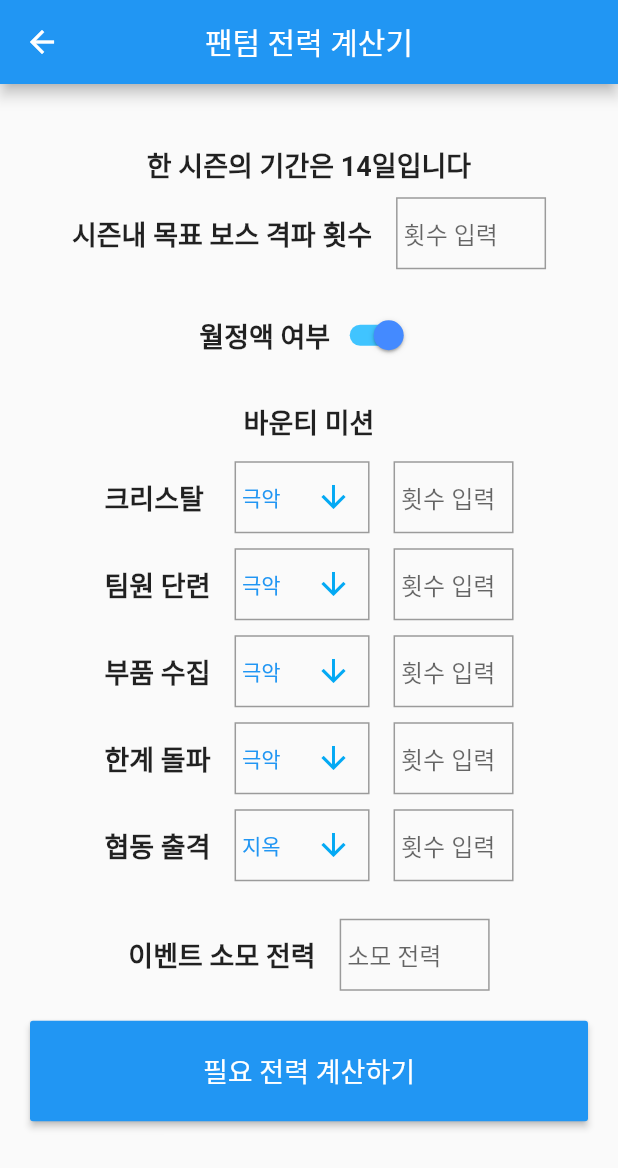
After one commit to Abalcon/gcg-expected-damage, a Flutter app: the screen it shows after launch, after a tap on "팬텀 전력 계산기", on a phone screen of 412 x 824 dp. The commit adds this screen. Shown: the top 1168 px of the screen. Run offline on Flutter 3.47's test engine with Material 2 defaults, Android fonts, the phone set to English and light mode, and no system bars.

Commit message:
Add required charge for phantom vanguard

```diff
--- /dev/null
+++ b/lib/batteryCalculator.dart
@@ -0,0 +1,424 @@
+import 'package:flutter/material.dart';
+import 'common.dart';
+
+class BatteryCalculator extends StatelessWidget {
+  @override
+  Widget build(BuildContext context) {
+    return Scaffold(
+      appBar: AppBar(
+        centerTitle: true,
+        title: Text("팬텀 전력 계산기"),
+      ),
+      body: BatteryCalculatorForm(),
+    );
+  }
+}
+
+class BatteryCalculatorForm extends StatefulWidget {
+  @override
+  BatteryCalculatorFormState createState() {
+    return BatteryCalculatorFormState();
+  }
+}
+
+class BatteryCalculatorFormState extends State<BatteryCalculatorForm> {
+  final _formKey = GlobalKey<FormState>();
+  TextEditingController _phantomNumber = new TextEditingController();
+  TextEditingController _crystalNumber = new TextEditingController();
+  TextEditingController _crystalDifficulty = TextEditingController(text: '극악');
+  TextEditingController _unitNumber = new TextEditingController();
+  TextEditingController _unitDifficulty = TextEditingController(text: '극악');
+  TextEditingController _weaponNumber = new TextEditingController();
+  TextEditingController _weaponDifficulty = TextEditingController(text: '극악');
+  TextEditingController _limitNumber = new TextEditingController();
+  TextEditingController _limitDifficulty = TextEditingController(text: '극악');
+  TextEditingController _coopNumber = new TextEditingController();
+  TextEditingController _coopDifficulty = TextEditingController(text: '지옥');
+  TextEditingController _eventController = new TextEditingController();
+
+  final divider = Divider(
+    color: Colors.transparent,
+    height: 20,
+    thickness: 2,
+    indent: 100,
+    endIndent: 100,
+  );
+
+  // 기본 사용 가능 전력: 240 + 30 + 30 + 20 + 60
+  final int basicCharge = 380;
+  final int monthlyDailyCharge = 30;
+  bool haveMonthlyPass = true;
+  // 팬텀은 보스까지만 잡고 철수를 가정
+  final int seasonLength = 14;
+  final int phantomEasy = 18;
+  final int phantomNormal = 24;
+  final int phantomHard = 36;
+  // 하루에 필요한 충전량 (렙업은 반영하지 않았음)
+  double dailyRequiredCharge;
+
+  Widget showDailyRequiredCharge() {
+    if (dailyRequiredCharge == null)
+      return Text('');
+
+    if (dailyRequiredCharge > 0) {
+      String additionalNote = '';
+      if (dailyRequiredCharge > 2100)
+        additionalNote = '20충으로도 채울 수 없는 엄청난 양입니다! 전지 괜찮아요?';
+      else if (dailyRequiredCharge > 900) {
+        var offset = dailyRequiredCharge - 900;
+        var requiredTwentyChargeDays = (offset * seasonLength / 1200).ceil();
+        additionalNote = '20충은 총 $requiredTwentyChargeDays일 필요하며, 나머지는 10충 이내로 하면 됩니다';
+      }
+      else if (dailyRequiredCharge > 120 && dailyRequiredCharge < 900) {
+        var offset = dailyRequiredCharge - 120;
+        var requiredTenChargeDays = (offset * seasonLength / 780).ceil();
+        additionalNote = '10충은 총 $requiredTenChargeDays일 필요하며, 나머지는 2충하면 됩니다';
+      }
+      else
+        additionalNote = '하루 2충으로 충분합니다';
+
+      return Column(
+        children: [
+          Text(
+            '하루에 필요한 충전량은 ${dailyRequiredCharge.ceil()} 입니다',
+            style: TextStyle(
+              fontWeight: FontWeight.bold,
+              fontSize: 18,
+            )
+          ),
+          Text(
+            additionalNote,
+            style: TextStyle(
+              fontWeight: FontWeight.bold,
+              fontSize: 18,
+            )
+          ),
+        ]
+      );
+    }
+
+    return Text(
+      '충전할 필요가 없습니다',
+      style: TextStyle(
+        fontWeight: FontWeight.bold,
+        fontSize: 18,
+      )
+    );
+  }
+
+  int getTotalRequiredCharge() {
+    int requiredConsumption;
+    final int phantomNumber = int.parse(_phantomNumber.text);
+    switch (phantomNumber) {
+      case 0:
+        requiredConsumption = 0;
+        break;
+      case 1:
+        requiredConsumption = phantomEasy;
+        break;
+      case 2:
+        requiredConsumption = phantomEasy + phantomNormal;
+        break;
+      default:
+        requiredConsumption = phantomHard * (phantomNumber - 2) + phantomEasy + phantomNormal;
+    }
+
+    final int naturalCharge = haveMonthlyPass ?
+      basicCharge + monthlyDailyCharge : basicCharge;
+
+    int crystalRequire = getRequiredbyDifficulty(_crystalDifficulty.text);
+    int crystalConsumption = (crystalRequire > 0) ?
+      crystalRequire * int.parse(_crystalNumber.text) : int.parse(_crystalNumber.text);
+    int unitRequire = getRequiredbyDifficulty(_unitDifficulty.text);
+    int unitConsumption = (unitRequire > 0) ?
+      unitRequire * int.parse(_unitNumber.text) : int.parse(_unitNumber.text);
+    int weaponRequire = getRequiredbyDifficulty(_weaponDifficulty.text);
+    int weaponConsumption = (weaponRequire > 0) ?
+      weaponRequire * int.parse(_weaponNumber.text) : int.parse(_weaponNumber.text);
+    int limitRequire = getRequiredbyDifficulty(_limitDifficulty.text);
+    int limitConsumption = (limitRequire > 0) ?
+      limitRequire * int.parse(_limitNumber.text) : int.parse(_limitNumber.text);
+    int coopRequire = getRequiredbyDifficulty(_coopDifficulty.text);
+    int coopConsumption = (coopRequire > 0) ?
+      coopRequire * int.parse(_coopNumber.text) : int.parse(_coopNumber.text);
+    int eventConsumption = int.parse(_eventController.text);
+    final int otherConsumption = crystalConsumption + unitConsumption + weaponConsumption
+      + limitConsumption + coopConsumption + eventConsumption;
+
+    final int requiredCharge = requiredConsumption + (otherConsumption - naturalCharge) * seasonLength;
+    return requiredCharge;
+  }
+
+  int getRequiredbyDifficulty(String difficulty) {
+    switch (difficulty) {
+      case '극악':
+      case '지옥':
+        return 30;
+      case '악몽':
+        return 25;
+      case '어려움':
+        return 20;
+      case '보통':
+        return 15;
+      case '쉬움':
+        return 10;
+      default:
+        return 0;
+    }
+  }
+
+  Widget bountySetting(String name, TextEditingController difficulty, TextEditingController ctrl) {
+    var textList = (name == '협동 출격') ?
+      ['쉬움', '보통', '어려움', '악몽', '지옥', '직접 입력'] : ['쉬움', '보통', '어려움', '악몽', '지옥', '극악', '직접 입력'];
+    return Padding(
+      padding: EdgeInsets.symmetric(vertical: 5.0,),
+      child: Row(
+        mainAxisAlignment: MainAxisAlignment.center,
+        children: [
+          Text(
+            name,
+            style: TextStyle(
+              fontWeight: FontWeight.bold,
+              fontSize: 18,
+            ),
+          ),
+          VerticalDivider(),
+          Container(
+            width: 90,
+            child: DropdownButtonFormField<String>(
+              isExpanded: false,
+              value: difficulty.text,
+              icon: Icon(Icons.arrow_downward, color: Colors.lightBlue,),
+              iconSize: 24,
+              elevation: 16,
+              style: TextStyle(color: Colors.blue),
+              decoration: InputDecoration(
+                fillColor: Colors.blueAccent,
+                border: inputBorder,
+                focusedBorder: inputBorder,
+                contentPadding: EdgeInsets.symmetric(vertical: 5.0, horizontal: 5.0),
+              ),
+              onChanged: (String newValue) {
+                setState(() {
+                  difficulty.text = newValue;
+                });
+              },
+              items: textList.map<DropdownMenuItem<String>>((String value) {
+                return DropdownMenuItem<String>(
+                  value: value,
+                  child: Text(value),
+                );
+              }).toList(),
+            ),
+          ),
+          VerticalDivider(),
+          Container(
+            width: 80,
+            child: TextFormField(
+              controller: ctrl,
+              keyboardType: TextInputType.number,
+              decoration: InputDecoration(
+                hintText: '횟수 입력',
+                border: inputBorder,
+                focusedBorder: inputBorder,
+                contentPadding: EdgeInsets.symmetric(vertical: 5.0, horizontal: 5.0),
+              ),
+              validator: (value) {
+                if (value.isEmpty) {
+                  return '$name 횟수를 입력하세요';
+                }
+
+                var result = int.tryParse(value);
+                if (result == null || result < 0) {
+                  return '음이 아닌 정수를 입력하세요';
+                }
+
+                return null;
+              },
+            ),
+          ),
+        ],
+      ),
+    );
+  }
+
+  @override
+  Widget build(BuildContext context) {
+    return Center(
+      child: SingleChildScrollView(
+        child: Padding(
+          padding: const EdgeInsets.symmetric(horizontal: 20.0, vertical: 20.0),
+          child: Column(
+            mainAxisAlignment: MainAxisAlignment.center,
+            children: <Widget>[
+              Form(
+                key: _formKey,
+                child: Column(
+                  children: <Widget>[
+                    Padding(
+                      padding: EdgeInsets.only(bottom: 8),
+                      child: Text(
+                        '한 시즌의 기간은 14일입니다',
+                        style: TextStyle(
+                          fontWeight: FontWeight.bold,
+                          fontSize: 18,
+                        ),
+                      ),
+                    ),
+                    Row(
+                      mainAxisAlignment: MainAxisAlignment.center,
+                      children: [
+                        Text(
+                          '시즌내 목표 보스 격파 횟수',
+                          style: TextStyle(
+                            fontWeight: FontWeight.bold,
+                            fontSize: 18,
+                          ),
+                        ),
+                        VerticalDivider(),
+                        Container(
+                          width: 100,
+                          child: TextFormField(
+                            controller: _phantomNumber,
+                            keyboardType: TextInputType.number,
+                            decoration: InputDecoration(
+                              hintText: '횟수 입력',
+                              border: inputBorder,
+                              focusedBorder: inputBorder,
+                              contentPadding: EdgeInsets.symmetric(vertical: 5.0, horizontal: 5.0),
+                            ),
+                            validator: (value) {
+                              if (value.isEmpty) {
+                                return '보스 격파 횟수를 입력하세요';
+                              }
+
+                              var result = int.tryParse(value);
+                              if (result == null || result < 0) {
+                                return '음이 아닌 정수를 입력하세요';
+                              }
+
+                              return null;
+                            },
+                          ),
+                        ),
+                      ],
+                    ),
+                    divider,
+                    Row(
+                      mainAxisAlignment: MainAxisAlignment.center,
+                      children: [
+                        Text(
+                          '월정액 여부',
+                          style: TextStyle(
+                            fontWeight: FontWeight.bold,
+                            fontSize: 18,
+                          ),
+                        ),
+                        Switch(
+                          value: haveMonthlyPass,
+                          onChanged: (value) {
+                            setState(() {
+                              haveMonthlyPass = value;
+                            });
+                          },
+                          activeTrackColor: Colors.lightBlueAccent,
+                          activeColor: Colors.blueAccent,
+                        ),
+                      ],
+                    ),
+                    divider,
+                    Padding(
+                      padding: EdgeInsets.only(bottom: 8),
+                      child: Text(
+                        '바운티 미션',
+                        style: TextStyle(
+                          fontWeight: FontWeight.bold,
+                          fontSize: 18,
+                        ),
+                      ),
+                    ),
+                    bountySetting('크리스탈 ', _crystalDifficulty, _crystalNumber),
+                    bountySetting('팀원 단련', _unitDifficulty, _unitNumber),
+                    bountySetting('부품 수집', _weaponDifficulty, _weaponNumber),
+                    bountySetting('한계 돌파', _limitDifficulty, _limitNumber),
+                    bountySetting('협동 출격', _coopDifficulty, _coopNumber),
+                    divider,
+                    Row(
+                      mainAxisAlignment: MainAxisAlignment.center,
+                      children: [
+                        Text(
+                          '이벤트 소모 전력',
+                          style: TextStyle(
+                            fontWeight: FontWeight.bold,
+                            fontSize: 18,
+                          ),
+                        ),
+                        VerticalDivider(),
+                        Container(
+                          width: 100,
+                          child: TextFormField(
+                            controller: _eventController,
+                            keyboardType: TextInputType.number,
+                            decoration: InputDecoration(
+                              hintText: '소모 전력',
+                              border: inputBorder,
+                              focusedBorder: inputBorder,
+                              contentPadding: EdgeInsets.symmetric(vertical: 5.0, horizontal: 5.0),
+                            ),
+                            validator: (value) {
+                              if (value.isEmpty) {
+                                return '이벤트 소모 전력을 입력하세요';
+                              }
+
+                              var result = int.tryParse(value);
+                              if (result == null || result < 0) {
+                                return '음이 아닌 정수를 입력하세요';
+                              }
+
+                              return null;
+                            },
+                          ),
+                        ),
+                      ],
+                    ),
+                    Padding(
+                      padding: const EdgeInsets.symmetric(vertical: 20.0),
+                      child: SizedBox(
+                        width: double.infinity,
+                        child: RaisedButton(
+                          color: Colors.blue,
+                          textColor: Colors.white,
+                          disabledColor: Colors.grey,
+                          disabledTextColor: Colors.black,
+                          padding: EdgeInsets.all(20.0),
+                          splashColor: Colors.blueAccent,
+                          onPressed: () {
+                            if (_formKey.currentState.validate()) {
+                              final int requiredCharge = getTotalRequiredCharge();
+
+                              setState(() {
+                                dailyRequiredCharge = requiredCharge / seasonLength;
+                              });
+
+                              // ScaffoldMessenger.of(context)
+                              //   .showSnackBar(SnackBar(content: Text('필요 전력 구현 예정입니다')));
+                            }
+                          },
+                          child: Text(
+                            "필요 전력 계산하기",
+                            style: TextStyle(fontSize: 18.0),
+                          ),
+                        ),
+                      ),
+                    ),
+                    showDailyRequiredCharge(),
+                  ],
+                ),
+              ),
+            ],
+          ),
+        ),
+      ),
+    );
+  }
+}
--- a/lib/main.dart
+++ b/lib/main.dart
@@ -1,5 +1,6 @@
 import 'package:flutter/material.dart';
 import 'package:flutter_localizations/flutter_localizations.dart';
+import 'package:gcg_expected_damage/batteryCalculator.dart';
 import 'package:gcg_expected_damage/scoreCalculator.dart';
 import 'expectedDamage.dart';
 
@@ -33,6 +34,7 @@ class MyApp extends StatelessWidget {
       routes: {
         '/expecteddamage': (context) => ExpectedDamage(),
         '/scorecalculator': (context) => ScoreCalculator(),
+        '/batterycalculator': (context) => BatteryCalculator(),
       },
       onUnknownRoute: (RouteSettings settings) {
         return MaterialPageRoute<void>(
@@ -71,19 +73,19 @@ class _MyHomePageState extends State<MyHomePage> {
             Padding(
               padding: EdgeInsets.symmetric(vertical: 20.0),
               child: SizedBox(
-                width: MediaQuery.of(context).size.width / 3,
+                width: MediaQuery.of(context).size.width / 2,
                 child: RaisedButton(
                   color: Colors.blue,
-                  //textColor: Colors.white,
+                  textColor: Colors.white,
                   disabledColor: Colors.grey,
                   disabledTextColor: Colors.black,
                   padding: EdgeInsets.all(30.0),
                   splashColor: Colors.blueAccent,
                   onPressed: () {
-                    Navigator.pushNamed(context, '/scorecalculator');
+                    Navigator.pushNamed(context, '/batterycalculator');
                   },
                   child: Text(
-                    "모의 점수 계산기",
+                    "팬텀 전력 계산기",
                     style: TextStyle(fontSize: 20.0),
                   ),
                 ),
@@ -92,19 +94,44 @@ class _MyHomePageState extends State<MyHomePage> {
             Padding(
               padding: EdgeInsets.symmetric(vertical: 20.0),
               child: SizedBox(
-                width: MediaQuery.of(context).size.width / 3,
+                width: MediaQuery.of(context).size.width / 2,
                 child: RaisedButton(
                   color: Colors.blue,
-                  //textColor: Colors.white,
+                  textColor: Colors.white,
                   disabledColor: Colors.grey,
                   disabledTextColor: Colors.black,
                   padding: EdgeInsets.all(30.0),
                   splashColor: Colors.blueAccent,
                   onPressed: () {
-                    Navigator.pushNamed(context, '/expecteddamage');
+                    ScaffoldMessenger.of(context)
+                      .showSnackBar(SnackBar(content: Text('모의 점수 계산기 준비중')));
+                    //Navigator.pushNamed(context, '/scorecalculator');
                   },
                   child: Text(
-                    "대미지 기댓값",
+                    "모의 점수 계산기 (준비중)",
+                    style: TextStyle(fontSize: 20.0),
+                  ),
+                ),
+              ),
+            ),
+            Padding(
+              padding: EdgeInsets.symmetric(vertical: 20.0),
+              child: SizedBox(
+                width: MediaQuery.of(context).size.width / 2,
+                child: RaisedButton(
+                  color: Colors.blue,
+                  textColor: Colors.white,
+                  disabledColor: Colors.grey,
+                  disabledTextColor: Colors.black,
+                  padding: EdgeInsets.all(30.0),
+                  splashColor: Colors.blueAccent,
+                  onPressed: () {
+                    ScaffoldMessenger.of(context)
+                      .showSnackBar(SnackBar(content: Text('대미지 기댓값 준비중')));
+                    //Navigator.pushNamed(context, '/expecteddamage');
+                  },
+                  child: Text(
+                    "대미지 기댓값 (준비중)",
                     style: TextStyle(fontSize: 20.0),
                   ),
                 ),
```
Also changed, not shown: lib/scoreCalculator.dart (+10 -81 lines), 1 other file.
